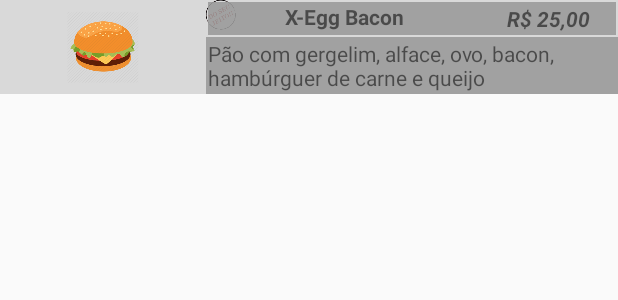
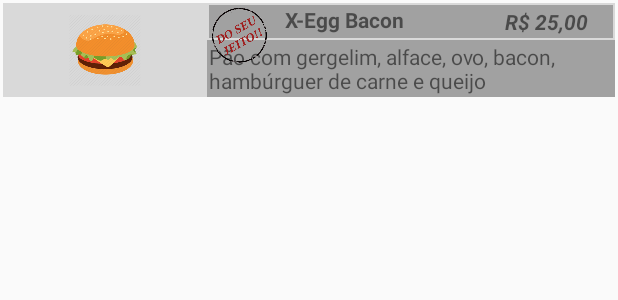
Before and after one commit to FSRocha/YourWaySandwich, an Android app: the layout sandwich_list_item.xml on its own in the app's theme, with its tools: preview values and no code run, on a phone screen of 412 x 824 dp. Shown: the top 300 px of the screen. Run offline under Robolectric (Android 15) with nearby library versions, the phone set to English and light mode, and no system bars.

Commit message:
Populate sandwich list view

```diff
--- a/YourWaySandwich/app/src/main/AndroidManifest.xml
+++ b/YourWaySandwich/app/src/main/AndroidManifest.xml
@@ -1,6 +1,8 @@
 <?xml version="1.0" encoding="utf-8"?>
 <manifest xmlns:android="http://schemas.android.com/apk/res/android"
     package="com.fastfood.yourwaysandwich">
+
+    <uses-permission android:name="android.permission.INTERNET"/>
 
     <application
         android:allowBackup="true"
--- a/YourWaySandwich/app/src/main/java/com/fastfood/yourwaysandwich/presenter/MenuPresenter.java
+++ b/YourWaySandwich/app/src/main/java/com/fastfood/yourwaysandwich/presenter/MenuPresenter.java
@@ -32,6 +32,7 @@ public class MenuPresenter implements MenuOperations, ResponseListener {
         mContext = ctx;
         mRequester = new RequesterManager(this);
         mRequester.getMenu();
+        mRequester.getAvailableIngredients();
     }
 
     @Override
@@ -52,6 +53,8 @@ public class MenuPresenter implements MenuOperations, ResponseListener {
                             mContext.getString(R.string.invalid_response_error_msg));
                 }
                 break;
+            case AVAILABLE_INGREDIENTS:
+                break;
             default:
                 Log.e(LOG_TAG, "Unexpected response");
                 mCallbacks.onError(mContext.getString(R.string.general_error_title),
--- a/YourWaySandwich/app/src/main/java/com/fastfood/yourwaysandwich/view/SandwichListAdapter.java
+++ b/YourWaySandwich/app/src/main/java/com/fastfood/yourwaysandwich/view/SandwichListAdapter.java
@@ -12,6 +12,7 @@ import com.fastfood.yourwaysandwich.R;
 import com.fastfood.yourwaysandwich.model.Sandwich;
 
 import java.util.ArrayList;
+import java.util.List;
 
 class SandwichListAdapter extends BaseAdapter {
 
@@ -21,6 +22,11 @@ class SandwichListAdapter extends BaseAdapter {
     SandwichListAdapter(Context context, ArrayList<Sandwich> list) {
         mSandwichList = list;
         mLayoutInflater = LayoutInflater.from(context);
+    }
+
+    void updateList(List<Sandwich> newList) {
+        mSandwichList = new ArrayList<>(newList);
+        this.notifyDataSetChanged();
     }
 
     @Override
--- a/YourWaySandwich/app/src/main/res/layout/activity_main_menu.xml
+++ b/YourWaySandwich/app/src/main/res/layout/activity_main_menu.xml
@@ -12,6 +12,7 @@
         android:layout_height="wrap_content"
         android:layout_alignParentTop="true"
         android:layout_centerHorizontal="true"
+        android:padding="10dp"
         android:text="@string/menu_title" />
 
     <ListView
--- a/YourWaySandwich/app/src/main/res/layout/sandwich_list_item.xml
+++ b/YourWaySandwich/app/src/main/res/layout/sandwich_list_item.xml
@@ -4,6 +4,7 @@
     android:layout_height="wrap_content"
     android:background="@color/card_background"
     android:orientation="horizontal"
+    android:layout_margin="2dp"
     android:weightSum="3">
 
     <ImageView
@@ -18,14 +19,6 @@
         android:layout_width="match_parent"
         android:layout_height="wrap_content"
         android:layout_weight="1">
-
-        <ImageView
-            android:id="@+id/extra_batch_img"
-            android:layout_width="wrap_content"
-            android:layout_height="wrap_content"
-            android:layout_alignParentStart="true"
-            android:layout_alignParentTop="true"
-            android:src="@mipmap/extra_batch_60" />
 
         <LinearLayout
             android:id="@+id/card_top_panel"
@@ -66,6 +59,15 @@
             android:padding="1dp"
             android:text="Pão com gergelim, alface, ovo, bacon, hambúrguer de carne e queijo" />
 
+        <ImageView
+            android:id="@+id/extra_batch_img"
+            android:layout_width="wrap_content"
+            android:layout_height="wrap_content"
+            android:layout_alignParentStart="true"
+            android:layout_alignParentTop="true"
+            android:padding="3dp"
+            android:src="@mipmap/extra_batch_110" />
+
     </RelativeLayout>
 
 
```
Also changed, not shown: YourWaySandwich/app/src/main/java/com/fastfood/yourwaysandwich/model/YourWayMobileApi.java (+9 -9 lines), YourWaySandwich/app/src/main/java/com/fastfood/yourwaysandwich/view/MenuActivity.java (+17 -4 lines), YourWaySandwich/app/src/main/res/mipmap-xxhdpi/extra_batch_110.png (added), YourWaySandwich/app/src/main/res/mipmap-xxhdpi/extra_batch_60.png (deleted), YourWaySandwich/app/src/main/res/mipmap-xxhdpi/extra_batch_90.png (deleted).
